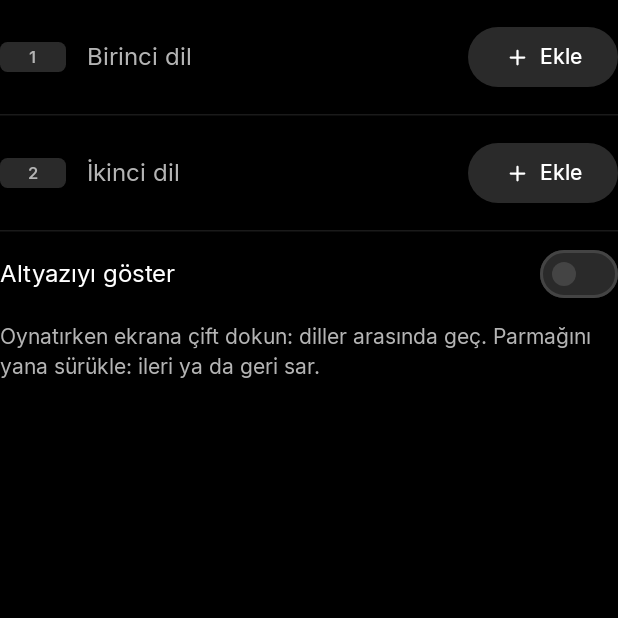
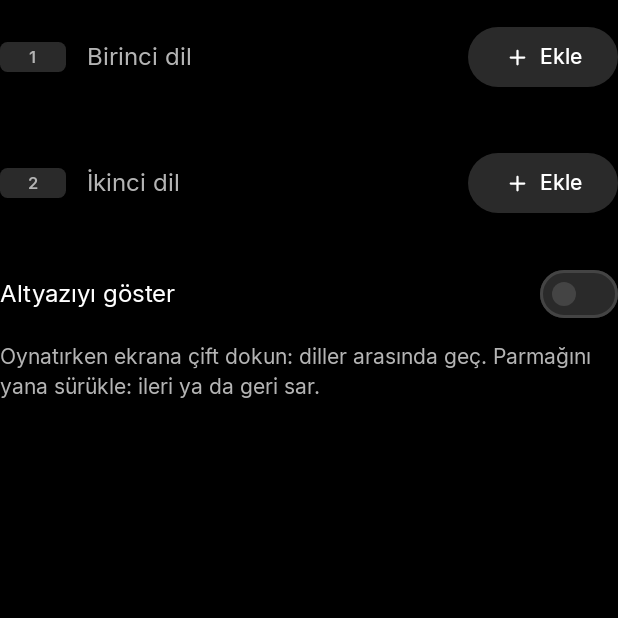
Before and after one commit to ayanoglunorth/looplayer, an Android app built with Jetpack Compose: the composable SubtitleSlots shown on its own in the app's theme, on a phone screen of 412 x 824 dp, the top half of it. Run offline under Robolectric (Android 15) with nearby library versions, the phone set to English and light mode, and no system bars.

Commit message:
Drop hairline dividers for spacing; inactive edge tab on raised grey

```diff
--- a/app/src/main/java/app/looplayer/ui/components/LanguageTabs.kt
+++ b/app/src/main/java/app/looplayer/ui/components/LanguageTabs.kt
@@ -64,7 +64,7 @@ fun EdgeIndexTabs(
                     flip.animateTo(0f, tween(260, easing = FastOutSlowInEasing))
                 }
             }
-            val fill by animateColorAsState(if (isActive) Palette.Text else Palette.Surface.copy(alpha = 0.85f), tween(200), label = "fill")
+            val fill by animateColorAsState(if (isActive) Palette.Text else Palette.Raised, tween(200), label = "fill")
             val text by animateColorAsState(if (isActive) Palette.Ground else Palette.Muted, tween(200), label = "text")
             Box(
                 Modifier
--- a/app/src/main/java/app/looplayer/ui/components/SubtitleSlots.kt
+++ b/app/src/main/java/app/looplayer/ui/components/SubtitleSlots.kt
@@ -4,6 +4,7 @@ import androidx.compose.foundation.layout.Column
 import androidx.compose.foundation.layout.Row
 import androidx.compose.foundation.layout.Spacer
 import androidx.compose.foundation.layout.fillMaxWidth
+import androidx.compose.foundation.layout.height
 import androidx.compose.foundation.layout.padding
 import androidx.compose.foundation.layout.size
 import androidx.compose.foundation.layout.width
@@ -12,7 +13,6 @@ import androidx.compose.material.icons.rounded.Add
 import androidx.compose.material.icons.rounded.Close
 import androidx.compose.material.icons.rounded.Remove
 import androidx.compose.material3.CircularProgressIndicator
-import androidx.compose.material3.HorizontalDivider
 import androidx.compose.material3.Icon
 import androidx.compose.material3.IconButton
 import androidx.compose.material3.MaterialTheme
@@ -60,10 +60,10 @@ fun SubtitleSlots(
 ) {
     Column(modifier) {
         Slot.entries.forEachIndexed { i, slot ->
-            if (i > 0) HorizontalDivider(color = MaterialTheme.colorScheme.outlineVariant)
+            if (i > 0) Spacer(Modifier.height(8.dp))
             SlotRow(slot, slots[slot] ?: SlotUi(null, null, false), isActive = slot == active, onPick, onRemove, onOffset)
         }
-        HorizontalDivider(color = MaterialTheme.colorScheme.outlineVariant)
+        Spacer(Modifier.height(8.dp))
         Row(
             Modifier
                 .fillMaxWidth()
--- a/app/src/main/java/app/looplayer/ui/library/LibraryScreen.kt
+++ b/app/src/main/java/app/looplayer/ui/library/LibraryScreen.kt
@@ -31,7 +31,6 @@ import androidx.compose.material3.DropdownMenu
 import androidx.compose.material3.DropdownMenuItem
 import androidx.compose.material3.ExperimentalMaterial3Api
 import androidx.compose.material3.ExtendedFloatingActionButton
-import androidx.compose.material3.HorizontalDivider
 import androidx.compose.material3.Icon
 import androidx.compose.material3.IconButton
 import androidx.compose.material3.LargeTopAppBar
@@ -118,7 +117,6 @@ fun LibraryScreen(
             ) {
                 items(entries, key = { it.uri }) { entry ->
                     VideoRow(entry, onClick = { onSelect(entry) }, onRemove = { onRemove(entry) }, modifier = Modifier.animateItem())
-                    HorizontalDivider(Modifier.padding(start = 16.dp + ThumbWidth + 16.dp), color = MaterialTheme.colorScheme.outlineVariant)
                 }
             }
         }
@@ -135,7 +133,7 @@ private fun VideoRow(entry: VideoEntry, onClick: () -> Unit, onRemove: () -> Uni
         modifier
             .fillMaxWidth()
             .clickable(onClick = onClick)
-            .padding(start = 16.dp, top = 12.dp, bottom = 12.dp, end = 4.dp),
+            .padding(start = 16.dp, top = 14.dp, bottom = 14.dp, end = 4.dp),
         verticalAlignment = Alignment.CenterVertically,
     ) {
         Thumbnail(entry, Modifier.width(ThumbWidth))
```
Also changed, not shown: 14 other files.
